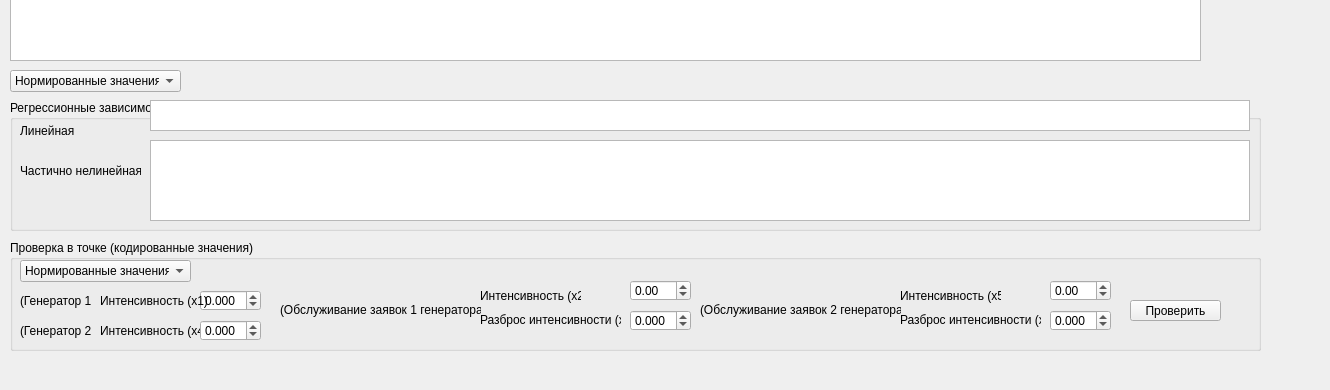
alena-zayts/BMSTU_8sem_experiment_planning, file lab3/mainwindow.ui: the form before one commit; both pictures show x 0 to 1330 and y 360 to 750 of the 1500 by 750 pixel window.
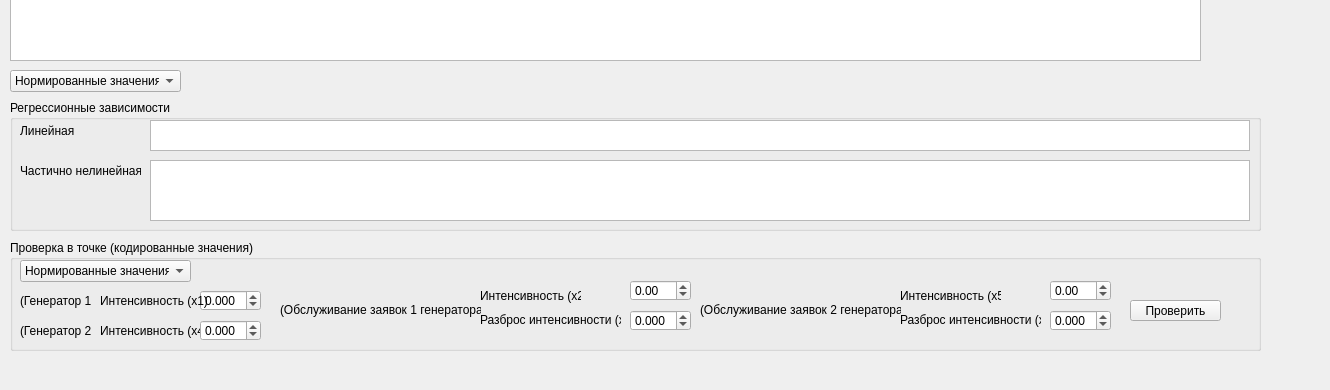
The form after the commit.

Patch:
```diff
--- a/lab3/mainwindow.ui
+++ b/lab3/mainwindow.ui
@@ -1014,7 +1014,7 @@
      <property name="geometry">
       <rect>
        <x>140</x>
-       <y>0</y>
+       <y>20</y>
        <width>1100</width>
        <height>31</height>
       </rect>
@@ -1029,9 +1029,9 @@
      <property name="geometry">
       <rect>
        <x>140</x>
-       <y>40</y>
+       <y>60</y>
        <width>1100</width>
-       <height>81</height>
+       <height>61</height>
       </rect>
      </property>
      <property name="font">
```
